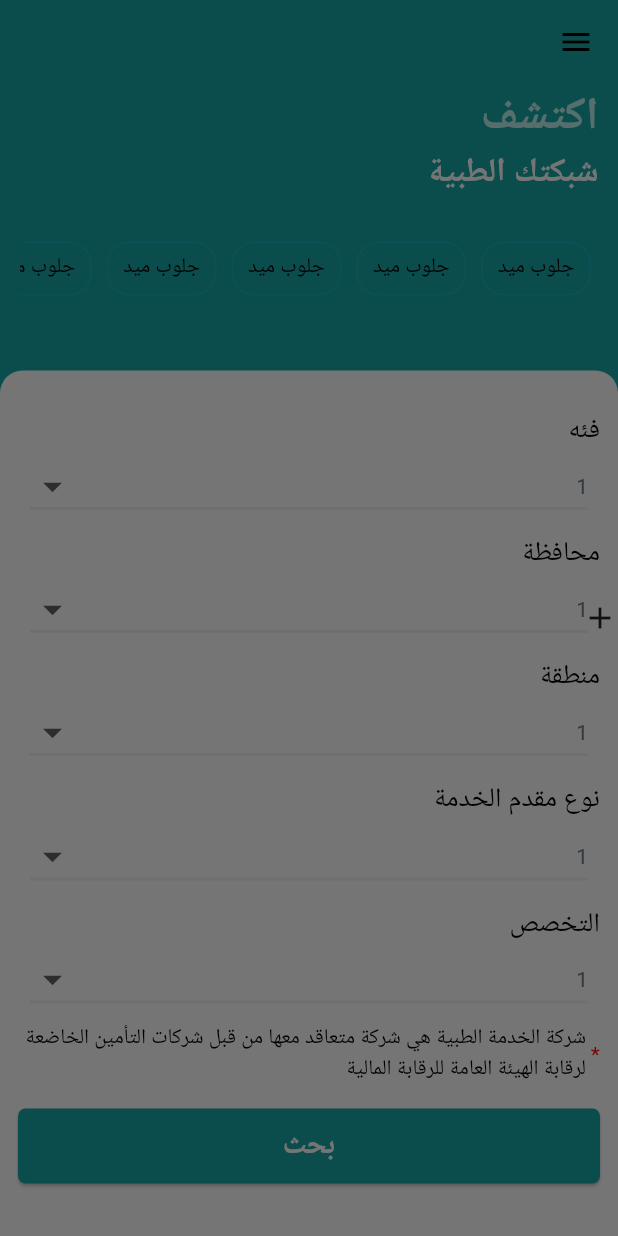
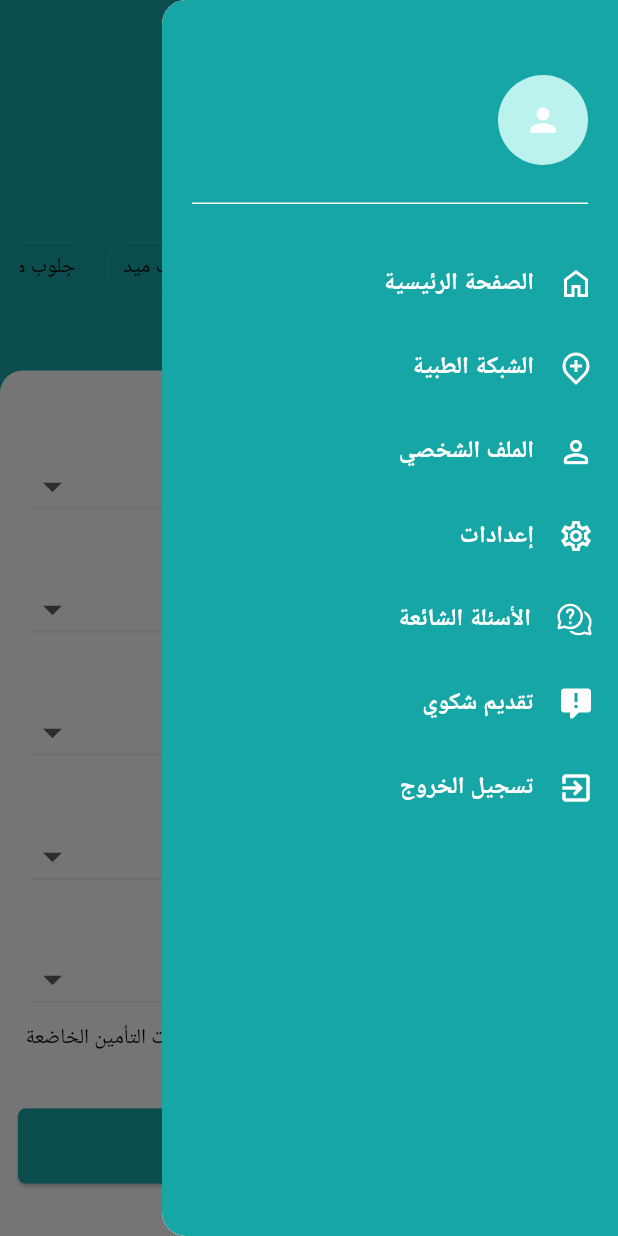
Before and after one commit to AhmedYasserabdelraziq/Ryan, a Flutter app: the HomeView screen opened directly, with the side drawer open, on a phone screen of 412 x 824 dp. Run offline on Flutter 3.47's test engine with Material 2 defaults, Android fonts, the phone set to English and light mode, and no system bars; our stand-ins replace flutter_svg, get_it.

Commit message:
add drawer.dart

```diff
--- a/lib/screens/home_screen/view/home_screen.dart
+++ b/lib/screens/home_screen/view/home_screen.dart
@@ -1,6 +1,7 @@
 import 'package:Ryan/core/utils/colors.dart';
 import 'package:Ryan/core/utils/common_functions.dart';
 import 'package:Ryan/screens/home_screen/view_model/home_screen_view_model.dart';
+import 'package:Ryan/screens/home_screen/widget/drawer.dart';
 import 'package:Ryan/services/services_locator.dart';
 import 'package:flutter/material.dart';
 import 'package:provider/provider.dart';
@@ -26,7 +27,9 @@ class HomeView extends StatelessWidget {
   @override
   Widget build(BuildContext context) {
     return Scaffold(
-      drawer: const Icon(Icons.add),
+      drawer: const Drawer(
+        child: HomeDrawer(),
+      ),
       backgroundColor: AppColors.primary,
       appBar: AppBar(
         backgroundColor: AppColors.primary,
--- /dev/null
+++ b/lib/screens/home_screen/widget/drawer.dart
@@ -0,0 +1,82 @@
+import 'package:Ryan/core/utils/colors.dart';
+import 'package:flutter/material.dart';
+import 'package:flutter_svg/flutter_svg.dart';
+
+class HomeDrawer extends StatelessWidget {
+  const HomeDrawer({super.key});
+
+  @override
+  Widget build(BuildContext context) {
+    return Drawer(
+      backgroundColor: AppColors.primary,
+      child: Column(
+        crossAxisAlignment: CrossAxisAlignment.start,
+        children: <Widget>[
+          const Padding(
+            padding: EdgeInsets.only(top: 50.0, right: 20),
+            child: CircleAvatar(
+              radius: 30,
+              child: Icon(
+                Icons.person,
+                size: 25,
+              ),
+            ),
+          ),
+          Padding(
+              padding:
+                  const EdgeInsets.symmetric(horizontal: 20.0, vertical: 25.0),
+              child: Divider(height: 1, color: AppColors.whiteColor)),
+          ListTile(
+              leading: SvgPicture.asset('assets/icons/home-outline.svg',
+                  color: AppColors.whiteColor),
+              title: Text('الصفحة الرئيسية',
+                  style: TextStyle(
+                      color: AppColors.whiteColor,
+                      fontWeight: FontWeight.bold))),
+          ListTile(
+              leading: SvgPicture.asset('assets/icons/map-pin-add-line.svg',
+                  color: AppColors.whiteColor),
+              title: Text('الشبكة الطبية',
+                  style: TextStyle(
+                      color: AppColors.whiteColor,
+                      fontWeight: FontWeight.bold))),
+          ListTile(
+              leading: Icon(Icons.person_outline_rounded,
+                  color: AppColors.whiteColor),
+              title: Text('الملف الشخصي',
+                  style: TextStyle(
+                      color: AppColors.whiteColor,
+                      fontWeight: FontWeight.bold))),
+          ListTile(
+              leading:
+                  Icon(Icons.settings_outlined, color: AppColors.whiteColor),
+              title: Text('إعدادات',
+                  style: TextStyle(
+                      color: AppColors.whiteColor,
+                      fontWeight: FontWeight.bold))),
+          ListTile(
+              leading: SvgPicture.asset('assets/icons/question-icon.svg',
+                  width: 26, color: AppColors.whiteColor),
+              title: Text('الأسئلة الشائعة',
+                  style: TextStyle(
+                      color: AppColors.whiteColor,
+                      fontWeight: FontWeight.bold))),
+          ListTile(
+              leading: SvgPicture.asset('assets/icons/comment-alert.svg',
+                  color: AppColors.whiteColor),
+              title: Text('تقديم شكوي',
+                  style: TextStyle(
+                      color: AppColors.whiteColor,
+                      fontWeight: FontWeight.bold))),
+          ListTile(
+              leading: Icon(Icons.exit_to_app, color: AppColors.whiteColor),
+              title: Text('تسجيل الخروج',
+                  style: TextStyle(
+                      color: AppColors.whiteColor,
+                      fontWeight: FontWeight.bold))),
+          // Add more ListTile items here for your drawer
+        ],
+      ),
+    );
+  }
+}
--- a/pubspec.yaml
+++ b/pubspec.yaml
@@ -16,6 +16,7 @@ dependencies:
   get_it: ^7.6.4
   provider: ^6.0.5
   flutter_localization: ^0.1.14
+  flutter_svg: ^2.0.9
 
 dev_dependencies:
   flutter_test:
@@ -29,7 +30,8 @@ flutter:
 
 
   assets:
-    - assets/images/logo.jpg
+    - assets/images/
+    - assets/icons/
 
   # fonts:
   #   - family: Schyler
```
Also changed, not shown: assets/icons/comment-alert.svg (added), assets/icons/home-outline.svg (added), assets/icons/map-pin-add-line.svg (added), assets/icons/question-icon.svg (added), pubspec.lock.
